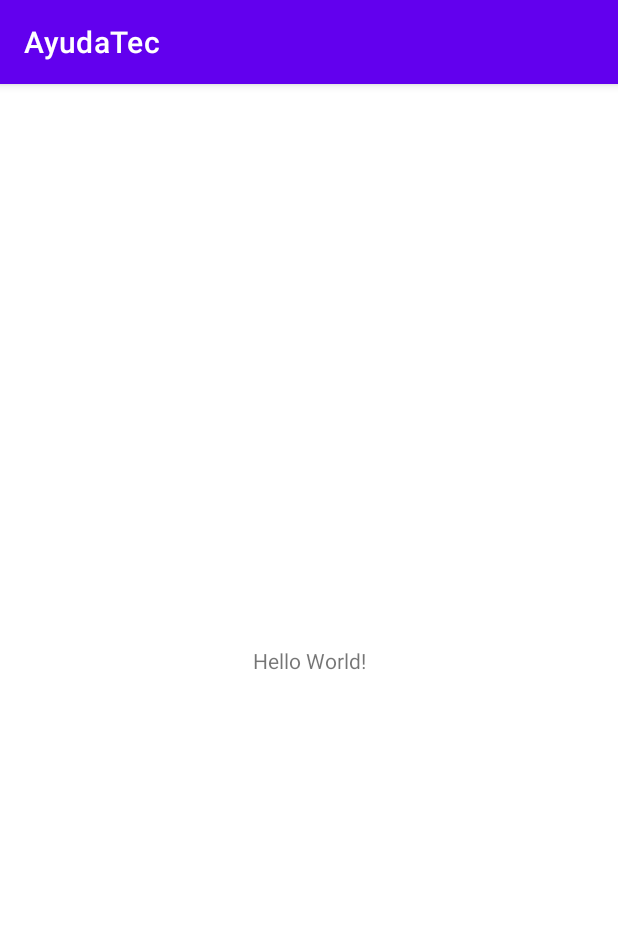
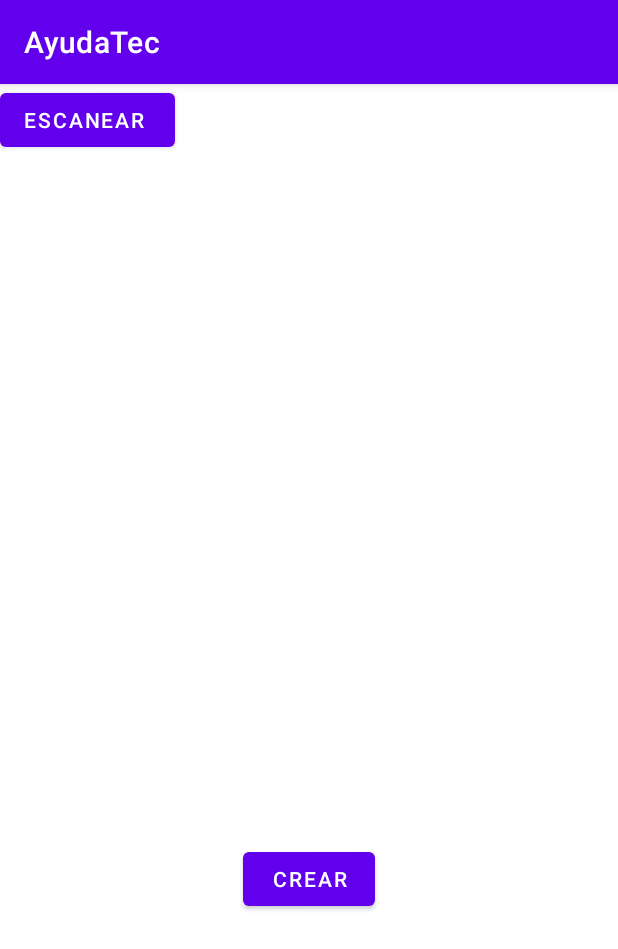
Before and after one commit to TheSkrapy/App2, an Android app: the screen it shows after launch (MainActivity), on a phone screen of 412 x 824 dp. Shown: the top 949 px of the screen. Run offline under Robolectric (Android 15) with nearby library versions, the phone set to English and light mode, and no system bars.

Commit message:
Creacion de plantillas

```diff
--- a/app/src/main/java/com/example/ayudatec/MainActivity.java
+++ b/app/src/main/java/com/example/ayudatec/MainActivity.java
@@ -2,13 +2,33 @@ package com.example.ayudatec;
 
 import androidx.appcompat.app.AppCompatActivity;
 
+import android.content.Intent;
 import android.os.Bundle;
+import android.widget.Button;
 
 public class MainActivity extends AppCompatActivity {
+    Button btnEscanear;
+    Button btnGenerar;
 
     @Override
     protected void onCreate(Bundle savedInstanceState) {
         super.onCreate(savedInstanceState);
         setContentView(R.layout.activity_main);
+
+
+        btnEscanear = (Button) findViewById(R.id.btnScan);
+        btnGenerar=(Button) findViewById(R.id.btnCrear);
+
+
+        btnEscanear.setOnClickListener(view -> {
+            Intent c = new Intent(MainActivity.this, Escaner.class);
+            startActivity(c);
+        });
+
+        btnGenerar.setOnClickListener(view -> {
+            Intent c = new Intent(MainActivity.this, ContrasenaCrearQr.class);
+            startActivity(c);
+        });
+
     }
 }
--- a/app/src/main/res/layout/activity_main.xml
+++ b/app/src/main/res/layout/activity_main.xml
@@ -6,13 +6,23 @@
     android:layout_height="match_parent"
     tools:context=".MainActivity">
 
-    <TextView
+    <Button
+        android:id="@+id/btnScan"
         android:layout_width="wrap_content"
         android:layout_height="wrap_content"
-        android:text="Hello World!"
+        android:text="Escanear "
+        tools:layout_editor_absoluteX="146dp"
+        tools:layout_editor_absoluteY="341dp" />
+
+    <Button
+        android:id="@+id/btnCrear"
+        android:layout_width="wrap_content"
+        android:layout_height="wrap_content"
+        android:layout_marginStart="161dp"
+        android:layout_marginEnd="162dp"
+        android:layout_marginBottom="214dp"
+        android:text="Crear"
         app:layout_constraintBottom_toBottomOf="parent"
         app:layout_constraintEnd_toEndOf="parent"
-        app:layout_constraintStart_toStartOf="parent"
-        app:layout_constraintTop_toTopOf="parent" />
-
+        app:layout_constraintStart_toStartOf="parent" />
 </androidx.constraintlayout.widget.ConstraintLayout>
```
Also changed, not shown: app/src/main/AndroidManifest.xml (+21 -0 lines), app/src/main/java/com/example/ayudatec/ContrasenaCrearQr.java (added, +14 -0 lines), app/src/main/java/com/example/ayudatec/CrearQr.java (added, +14 -0 lines), app/src/main/java/com/example/ayudatec/Escaner.java (added, +14 -0 lines), app/src/main/res/layout/activity_contrasena_crear_qr.xml (added, +27 -0 lines), app/src/main/res/layout/activity_crear_qr.xml (added, +9 -0 lines), app/src/main/res/layout/activity_escaner.xml (added, +9 -0 lines).
